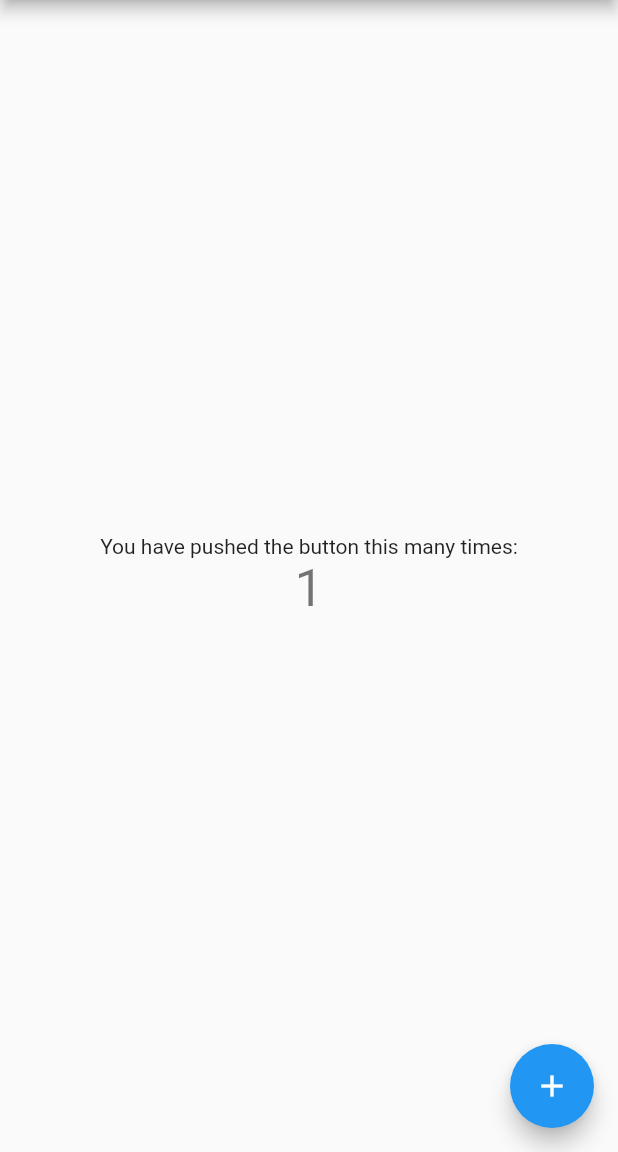
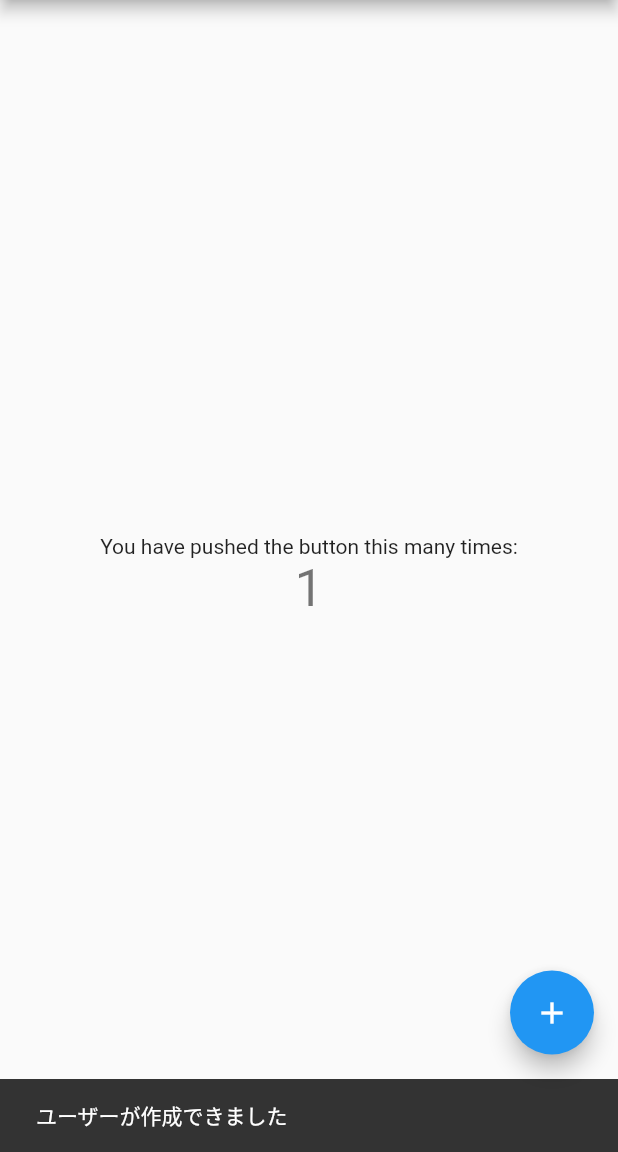
Before and after one commit to developerBBee/flutter_firebase_sample, a Flutter app: the screen it shows after launch, after a tap on the "add" icon, on a phone screen of 412 x 824 dp, the part 84-1236 px from its top. Run offline on Flutter 3.47's test engine with Material 2 defaults, Android fonts, the phone set to English and light mode, and no system bars; our stand-ins replace cloud_firestore, firebase_core, flutter_riverpod; accounts and stored records are empty; generated files the repository leaves out were written again.

```diff
--- a/lib/main.dart
+++ b/lib/main.dart
@@ -62,7 +62,7 @@ class MyHomePage extends ConsumerWidget {
         ),
       ),
       floatingActionButton: FloatingActionButton(
-        onPressed: mainModel.incrementCounter,
+        onPressed: () async => await mainModel.createUser(context: context),
         tooltip: 'Increment',
         child: const Icon(Icons.add),
       ),
--- a/lib/main_model.dart
+++ b/lib/main_model.dart
@@ -1,4 +1,8 @@
+// flutter
 import 'package:flutter/material.dart';
+
+// packages
+import 'package:cloud_firestore/cloud_firestore.dart';
 import 'package:flutter_riverpod/flutter_riverpod.dart';
 
 // ViewとModelの橋渡しとなるProvider
@@ -7,8 +11,20 @@ final mainProvider = ChangeNotifierProvider((_) => MainModel());
 class MainModel extends ChangeNotifier {
   int counter = 0; // 変数の先頭に_はprivateなので、つけないようにする
 
-  void incrementCounter() {
+  Future<void> createUser({required BuildContext context}) async {
     counter++;
+    // Firestoreに保存
+    final Map<String, dynamic> userData = {
+      "userName": "Alice",
+      "uid": "firstUser",
+    };
+    await FirebaseFirestore.instance
+        .collection('users')
+        .doc('firstUser')
+        .set(userData);
+    ScaffoldMessenger.of(context)
+        .showSnackBar(SnackBar(content: Text('ユーザーが作成できました')));
+
     // setState()はStatefulWidgetでのみ使えるのでここでは使えない
     // 代わりにnotifyListeners()を使う
     notifyListeners(); // これを呼ぶと、変更を検知して再描画してくれる
```
